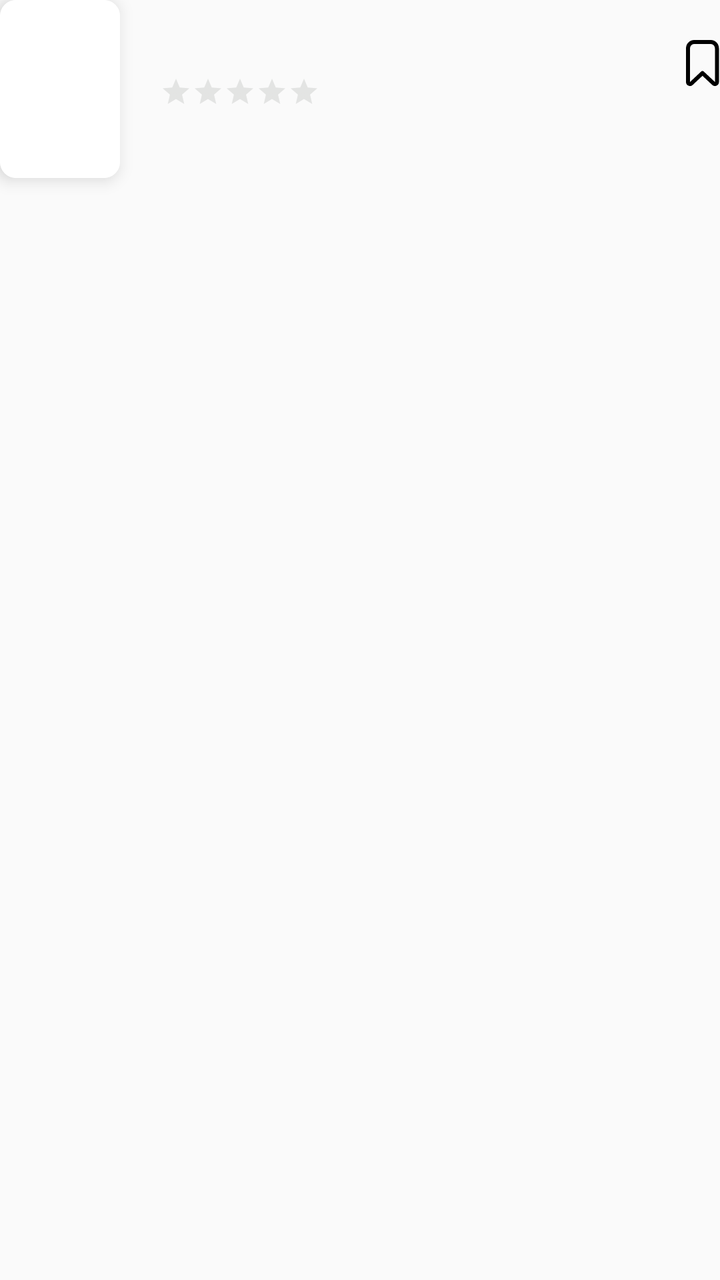
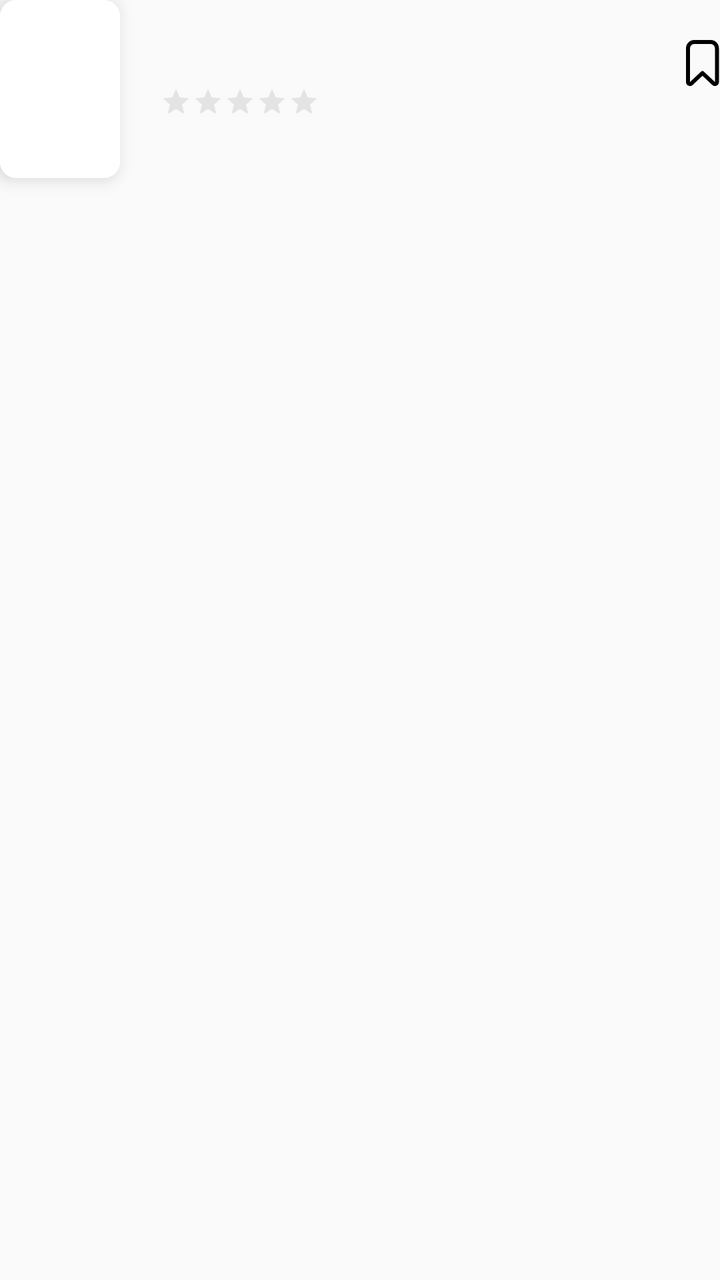

Screens rendered from an Android XML layout before and after an edit, with the pre-edit source and the edit as a unified diff.
<!-- AndroidManifest.xml: application theme Theme.MovieCRUDApp -->
<!-- res/layout/item_movie.xml -->
<?xml version="1.0" encoding="utf-8"?>
<layout xmlns:android="http://schemas.android.com/apk/res/android"
    xmlns:app="http://schemas.android.com/apk/res-auto">

    <androidx.constraintlayout.widget.ConstraintLayout
        android:layout_width="match_parent"
        android:layout_height="wrap_content"
        android:layout_marginVertical="15dp"
        android:layout_marginEnd="25dp">

        <androidx.cardview.widget.CardView
            android:id="@+id/cardMovieCover"
            android:layout_width="60dp"
            android:layout_height="89dp"
            app:cardCornerRadius="8dp"
            android:layout_marginEnd="25dp"
            app:cardElevation="5dp"
            app:layout_constraintStart_toStartOf="parent"
            app:layout_constraintTop_toTopOf="parent">

            <ImageView
                android:id="@+id/imageMovieCover"
                android:layout_width="match_parent"
                android:layout_height="match_parent"
                android:background="@color/white"
                android:contentDescription="@string/movie_crud_movie_cover_cd"
                android:scaleType="centerCrop"/>

        </androidx.cardview.widget.CardView>

        <LinearLayout
            android:id="@+id/sectionMovieInfo"
            android:layout_width="0dp"
            android:layout_height="wrap_content"
            android:layout_marginStart="20dp"
            android:layout_marginEnd="5dp"
            android:orientation="vertical"
            app:layout_constraintStart_toEndOf="@+id/cardMovieCover"
            app:layout_constraintTop_toTopOf="parent"
            app:layout_constraintEnd_toStartOf="@+id/buttonFavorite">

            <TextView
                android:id="@+id/labelMovieYear"
                android:layout_width="wrap_content"
                android:layout_height="wrap_content"
                android:textStyle="bold"
                android:textSize="12sp" />

            <TextView
                android:id="@+id/labelMovieTitle"
                android:layout_width="match_parent"
                android:layout_height="wrap_content"
                android:textStyle="bold"
                android:textSize="16sp"
                android:maxLines="1"
                android:ellipsize="end"
                android:textColor="@color/black" />

            <RatingBar
                android:id="@+id/labelMovieRating"
                style="?android:attr/ratingBarStyleSmall"
                android:progressTint="@color/golden_yellow"
                android:progressBackgroundTint="@color/darkgray_alpha40"
                android:layout_width="wrap_content"
                android:layout_height="wrap_content" />

        </LinearLayout>

        <ImageButton
            android:id="@+id/buttonFavorite"
            android:layout_width="wrap_content"
            android:layout_height="wrap_content"
            android:background="@color/transparent"
            android:src="@drawable/ic_favorited_outline"
            android:contentDescription="@string/movie_crud_movie_cover_small_cd"
            android:layout_marginTop="20dp"
            app:layout_constraintEnd_toEndOf="parent"
            app:layout_constraintTop_toTopOf="parent" />

    </androidx.constraintlayout.widget.ConstraintLayout>
</layout>
<!-- resources referenced by this layout -->
<resources>
  <color name="black">#FF000000</color>
  <color name="darkgray_alpha40">#661C251A</color>
  <color name="golden_yellow">#FFFD9E02</color>
  <color name="transparent">#00000000</color>
  <color name="white">#FFFFFFFF</color>
  <!-- drawable ic_favorited_outline (drawable) -->
  <vector xmlns:android="http://schemas.android.com/apk/res/android"
      android:width="17dp"
      android:height="23dp"
      android:viewportWidth="17"
      android:viewportHeight="23">
    <path
        android:pathData="M1,21C1,21.399 1.237,21.759 1.603,21.918C1.968,22.076 2.393,22.002 2.684,21.729L8.234,16.525L13.785,21.729C14.075,22.002 14.5,22.076 14.866,21.918C15.232,21.759 15.469,21.399 15.469,21V4.192C15.469,3.362 15.157,2.556 14.586,1.954C14.013,1.35 13.225,1 12.391,1H4.078C3.244,1 2.456,1.35 1.883,1.954C1.312,2.556 1,3.362 1,4.192V21Z"
        android:strokeLineJoin="round"
        android:strokeWidth="2"
        android:fillColor="#00000000"
        android:strokeColor="#000000"
        android:strokeLineCap="round"/>
  </vector>
  <string name="movie_crud_movie_cover_cd">MovieCRUDApp User Favorited Movie Cover</string>
  <string name="movie_crud_movie_cover_small_cd">MovieCRUDApp Movie Cover</string>
  <style name="Theme.MovieCRUDApp" parent="Theme.AppCompat.Light.NoActionBar">
  
      </style>
</resources>

<!-- the commit's change to res/layout/item_movie.xml (unified diff, before → after) -->
@@ -13,7 +13,7 @@
             android:layout_width="60dp"
             android:layout_height="89dp"
             app:cardCornerRadius="8dp"
-            android:layout_marginEnd="25dp"
+            android:layout_marginEnd="26dp"
             app:cardElevation="5dp"
             app:layout_constraintStart_toStartOf="parent"
             app:layout_constraintTop_toTopOf="parent">
@@ -59,6 +59,7 @@
             <RatingBar
                 android:id="@+id/labelMovieRating"
                 style="?android:attr/ratingBarStyleSmall"
+                android:layout_marginTop="5dp"
                 android:progressTint="@color/golden_yellow"
                 android:progressBackgroundTint="@color/darkgray_alpha40"
                 android:layout_width="wrap_content"
